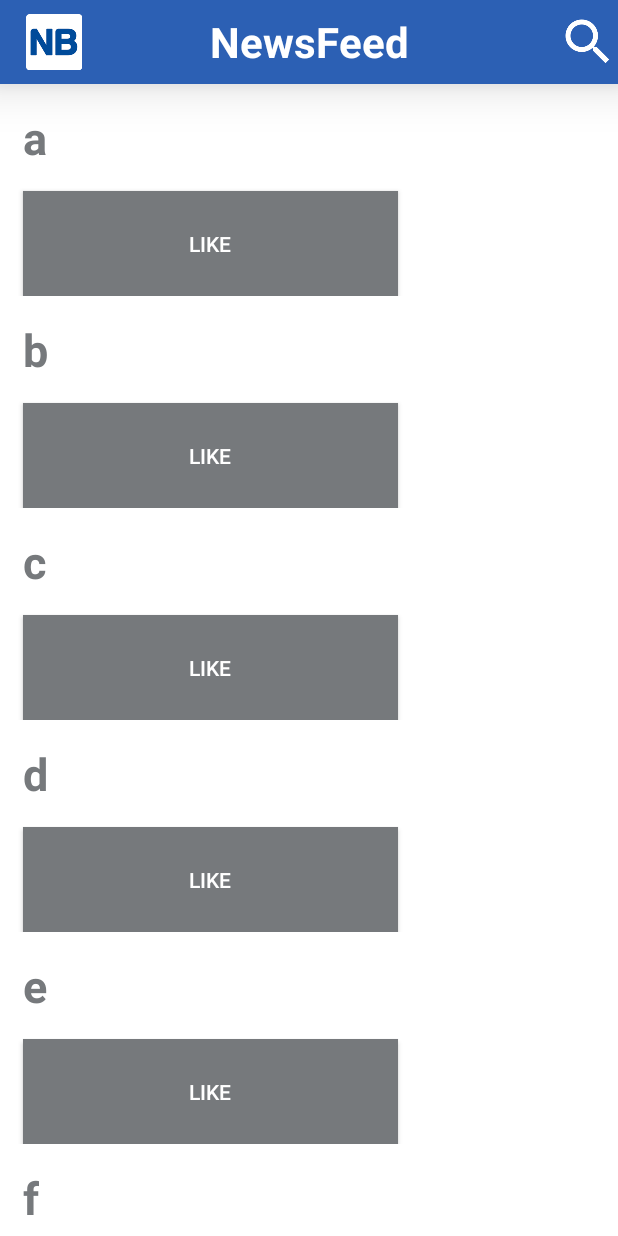
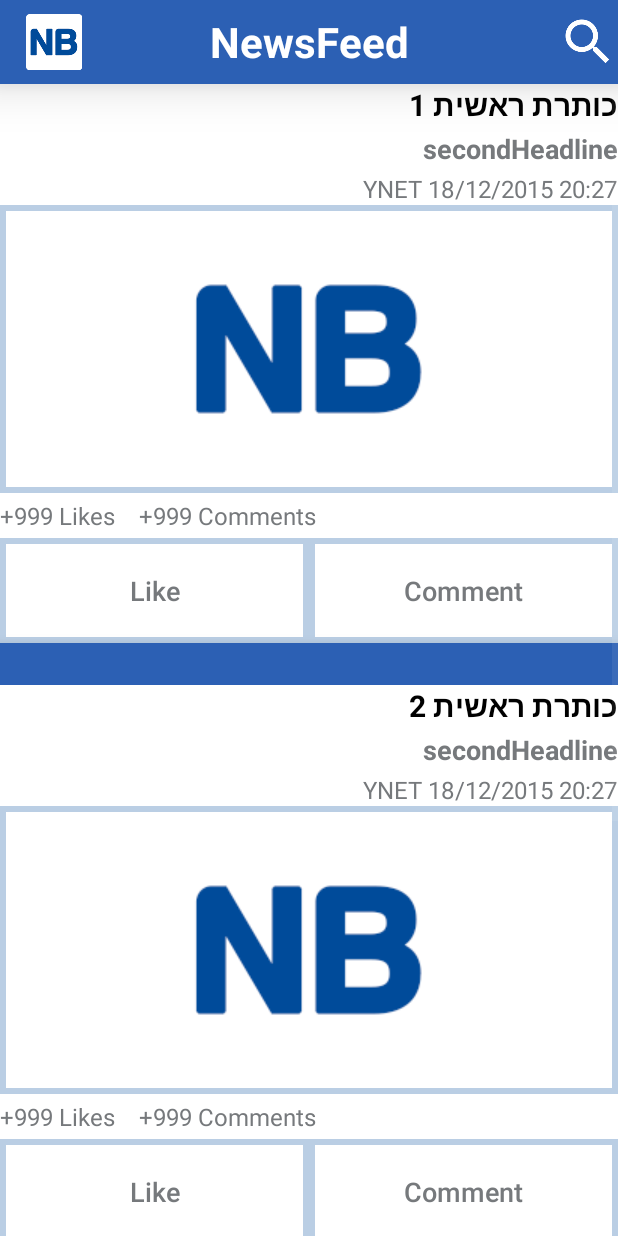
Before and after one commit to JustSkillZ/NewzBayClient, an Android app: the newsfeed screen opened directly, with no data from a screen before it, on a phone screen of 412 x 824 dp. Run offline under Robolectric (Android 15) with nearby library versions, the phone set to English and light mode, and no system bars.

Commit message:
Added a lot of new stuff

```diff
--- a/app/src/main/java/magshimim/newzbay/Article.java
+++ b/app/src/main/java/magshimim/newzbay/Article.java
@@ -1,5 +1,63 @@
 package magshimim.newzbay;
 
+import android.graphics.Bitmap;
+import android.graphics.drawable.BitmapDrawable;
+import android.graphics.drawable.Drawable;
+
+import java.util.Date;
+
 public class Article {
-    private String name;
+    private String subject;
+    private String mainHeadline;
+    private String secondHeadline;
+    private Drawable picture;
+    private Date date;
+    private String siteName;
+    private String url;
+
+    public Article(String subject, String mainHeadline, String secondHeadline, Drawable picture, Date date, String siteName, String url)
+    {
+        this.subject = subject;
+        this.mainHeadline = mainHeadline;
+        this.secondHeadline = secondHeadline;
+        this.picture = picture;
+        this.date = date;
+        this.siteName = siteName;
+        this.url = url;
+    }
+
+    public String getSubject()
+    {
+        return this.subject;
+    }
+
+    public String getMainHeadline()
+    {
+        return this.mainHeadline;
+    }
+
+    public String getSecondHeadline()
+    {
+        return this.secondHeadline;
+    }
+
+    public Drawable getPicture()
+    {
+        return this.picture;
+    }
+
+    public Date getDate()
+    {
+        return this.date;
+    }
+
+    public String getSiteName()
+    {
+        return this.siteName;
+    }
+
+    public String getUrl()
+    {
+        return this.url;
+    }
 }
--- a/app/src/main/java/magshimim/newzbay/ArticleAdapter.java
+++ b/app/src/main/java/magshimim/newzbay/ArticleAdapter.java
@@ -1,29 +1,71 @@
 package magshimim.newzbay;
 
 import android.content.Context;
+import android.content.Intent;
+import android.net.Uri;
 import android.view.LayoutInflater;
 import android.view.View;
 import android.view.ViewGroup;
 import android.widget.ArrayAdapter;
+import android.widget.Button;
+import android.widget.ImageButton;
+import android.widget.LinearLayout;
+import android.widget.ListView;
 import android.widget.TextView;
+import android.widget.Toast;
 
 import java.util.Vector;
 
-public class ArticleAdapter  extends ArrayAdapter<String>{
+public class ArticleAdapter  extends ArrayAdapter<Article>{
 
-    //private Vector<Article> articles;
+    private ListView listView;
+    private Vector<Article> articles;
+    private Context context;
+    private Button like;
+    private Button comment;
+    private ImageButton picture;
 
-    public ArticleAdapter(Context context, String[] values) {
+    public ArticleAdapter(Context context, Vector<Article> values) {
         super(context, R.layout.listview_articles, values);
+        articles = values;
+        this.context = context;
     }
 
     @Override
     public View getView(int position, View convertView, ViewGroup parent) {
         LayoutInflater layoutInflater = LayoutInflater.from(getContext());
         View view = layoutInflater.inflate(R.layout.listview_articles, parent, false);
-        String letter = getItem(position);
-        TextView textView1 = (TextView) view.findViewById(R.id.textView1);
-        textView1.setText(letter);
+        TextView mainHeadline = (TextView) view.findViewById(R.id.tv_mainHeadline);
+        mainHeadline.setText(articles.elementAt(position).getMainHeadline());
+        like = (Button) view.findViewById(R.id.btn_like);
+        like.setOnClickListener(new View.OnClickListener() {
+            @Override
+            public void onClick(View v) {
+                like = (Button) v.findViewById(R.id.btn_like);
+                if(like.getText().equals("Like"))
+                {
+                    like.setText("Unlike");
+                }
+                else if(like.getText().equals("Unlike"))
+                {
+                    like.setText("Like");
+                }
+            }
+        });
+        picture = (ImageButton) view.findViewById(R.id.ib_picture);
+        picture.setOnClickListener(new View.OnClickListener() {
+            @Override
+            public void onClick(View v) {
+                View parentRow = (View) v.getParent();
+                listView = (ListView) parentRow.getParent();
+                int position = listView.getPositionForView(parentRow);
+                Intent intent = new Intent();
+                intent.setAction(Intent.ACTION_VIEW);
+                intent.addCategory(Intent.CATEGORY_BROWSABLE);
+                intent.setData(Uri.parse(articles.elementAt(position).getUrl()));
+                context.startActivity(intent);
+            }
+        });
         return view;
     }
 }
--- a/app/src/main/java/magshimim/newzbay/newsfeed.java
+++ b/app/src/main/java/magshimim/newzbay/newsfeed.java
@@ -1,20 +1,20 @@
 package magshimim.newzbay;
 
-import android.graphics.Color;
 import android.os.Bundle;
+import android.support.v4.widget.SwipeRefreshLayout;
 import android.support.v7.app.AppCompatActivity;
-import android.view.View;
-import android.widget.AdapterView;
-import android.widget.ArrayAdapter;
-import android.widget.Button;
-import android.widget.LinearLayout;
 import android.widget.ListAdapter;
 import android.widget.ListView;
-import android.widget.Toast;
+import java.util.Vector;
+import android.os.Handler;
 
 public class newsfeed extends AppCompatActivity {
 
     private android.support.v7.widget.Toolbar toolbar_main;
+    private ListAdapter listadapter;
+    private SwipeRefreshLayout refreshList;
+    private ListView listView_article;
+    private Handler handler = new Handler();
 
     @Override
     protected void onCreate(Bundle savedInstanceState) {
@@ -23,35 +23,37 @@ public class newsfeed extends AppCompatActivity {
         toolbar_main = (android.support.v7.widget.Toolbar) findViewById(R.id.toolbar_main);
         setSupportActionBar(toolbar_main);
         getSupportActionBar().setDisplayShowTitleEnabled(false);
-        String[] abc = {"a", "b", "c", "d", "e", "f", "g", "h", "i", "j", "k", "l", "m", "n", "o", "p"};
-        ListAdapter listadapter = new ArticleAdapter(this, abc);
-        ListView listView_article = (ListView) findViewById(R.id.listView_articles);
+        Vector<Article> articles = new Vector<Article>();
+        articles.add(new Article("Subject", "כותרת ראשית 1", "Second Headline", null, null, "Site", "http://www.ynet.co.il/articles/0,7340,L-4740637,00.html"));
+        articles.add(new Article("Subject", "כותרת ראשית 2", "Second Headline", null, null, "Site", "http://www.google.co.il"));
+        articles.add(new Article("Subject", "כותרת ראשית 3", "Second Headline", null, null, "Site", "http://www.facebook.com"));
+        listadapter = new ArticleAdapter(this, articles);
+        listView_article = (ListView) findViewById(R.id.listView_articles);
         listView_article.setAdapter(listadapter);
-        listView_article.setOnItemClickListener(new AdapterView.OnItemClickListener() {
+        refreshList = (SwipeRefreshLayout) findViewById(R.id.refresh_ListView);
+        refreshList.setOnRefreshListener(new SwipeRefreshLayout.OnRefreshListener() {
             @Override
-            public void onItemClick(AdapterView<?> adapterView, View view, int position, long id) {
-                String selectedArticle = "You selected " + String.valueOf(adapterView.getItemAtPosition(position));
-                Toast.makeText(newsfeed.this, selectedArticle, Toast.LENGTH_SHORT).show();
+            public void onRefresh() {
+                handler.post(refreshListView);
             }
         });
+        refreshList.setColorSchemeResources(R.color.nb,
+                android.R.color.holo_orange_light,
+                android.R.color.holo_green_light,
+                android.R.color.holo_red_light);
     }
 
-    public void likeClickHandler(View v)
-    {
-            //get the row the clicked button is in
-        LinearLayout vwParentRow = (LinearLayout)v.getParent();
+    private final Runnable refreshListView = new Runnable(){
+        public void run(){
+            Vector<Article> articles = new Vector<Article>();
+            articles.add(new Article("Subject", "כותרת ראשית 1", "Second Headline", null, null, "Site", "http://www.ynet.co.il/articles/0,7340,L-4740637,00.html"));
+            articles.add(new Article("Subject", "כותרת ראשית 2", "Second Headline", null, null, "Site", "http://www.google.co.il"));
+            articles.add(new Article("Subject", "כותרת ראשית 3", "Second Headline", null, null, "Site", "http://www.facebook.com"));
+            articles.add(new Article("Subject", "כותרת ראשית 4", "Second Headline", null, null, "Site", "http://www.youtube.com"));
 
-        Button button = (Button)vwParentRow.getChildAt(1);
-        if(button.getText().equals("Like"))
-        {
-            button.setText("Unlike");
+            listadapter = new ArticleAdapter(newsfeed.this, articles);
+            listView_article.setAdapter(listadapter);
+            refreshList.setRefreshing(false);
         }
-        if(button.getText().equals("UnLike"))
-        {
-            button.setText("Like");
-        }
-        int c = getResources().getColor(R.color.nb);
-        vwParentRow.setBackgroundColor(c);
-        vwParentRow.refreshDrawableState();
-    }
+    };
 }
--- /dev/null
+++ b/app/src/main/res/drawable/buttonborder.xml
@@ -0,0 +1,7 @@
+<?xml version="1.0" encoding="utf-8"?>
+<shape xmlns:android="http://schemas.android.com/apk/res/android"
+    android:shape="rectangle">
+    <gradient android:startColor="#FFFFFF"
+        android:endColor="@color/white"/>
+    <stroke android:width="6px" android:color="#bacee4" />
+</shape>
--- a/app/src/main/res/layout/activity_newsfeed.xml
+++ b/app/src/main/res/layout/activity_newsfeed.xml
@@ -3,13 +3,17 @@
     android:layout_width="match_parent"
     android:layout_height="match_parent"
     xmlns:app="http://schemas.android.com/apk/res-auto"
-    android:background="@color/black"
+    android:background="@color/white"
     android:orientation="vertical">
 
     <include
         android:id="@+id/toolbar_main"
         layout="@layout/toolbar_main">
     </include>
+    <android.support.v4.widget.SwipeRefreshLayout
+        android:layout_width="match_parent"
+        android:layout_height="wrap_content"
+        android:id="@+id/refresh_ListView">
 
         <ListView
             android:layout_width="match_parent"
@@ -17,6 +21,7 @@
             android:id="@+id/listView_articles"
             android:divider="@null">
         </ListView>
+    </android.support.v4.widget.SwipeRefreshLayout>
 
 
 </LinearLayout>
--- a/app/src/main/res/layout/listview_articles.xml
+++ b/app/src/main/res/layout/listview_articles.xml
@@ -2,28 +2,118 @@
 <LinearLayout xmlns:android="http://schemas.android.com/apk/res/android"
     android:layout_width="match_parent"
     android:layout_height="match_parent"
+    android:background="@color/white"
     android:orientation="vertical"
-    android:background="@color/white"
-    android:layout_gravity="left">
+    android:layout_gravity="left"
+    android:weightSum="1">
 
     <TextView
         android:layout_width="wrap_content"
         android:layout_height="wrap_content"
-        android:id="@+id/textView1"
-        android:textSize="30sp"
+        android:text="mainHeadline"
         android:textStyle="bold"
+        android:textSize="20dp"
+        android:textColor="@color/black"
+        android:id="@+id/tv_mainHeadline"
+        android:layout_gravity="right"
+        android:gravity="center"/>
+
+    <TextView
+        android:layout_width="wrap_content"
+        android:layout_height="wrap_content"
+        android:text="secondHeadline"
+        android:layout_marginTop="3dp"
+        android:textSize="18sp"
         android:textColor="@color/grey"
-        android:padding="15dp"
-        android:layout_gravity="left"/>
+        android:textStyle="bold"
+        android:id="@+id/tv_secondHeadline"
+        android:layout_gravity="right"
+        android:gravity="center"/>
 
-    <Button
-        android:layout_width="250dp"
-        android:layout_height="70dp"
-        android:id="@+id/btn_test"
-        android:background="@color/grey"
-        android:text="Like"
-        android:onClick="likeClickHandler"
-        android:textColor="@color/white"
-        android:layout_marginLeft="15dp"/>
+    <TextView
+        android:layout_width="wrap_content"
+        android:layout_height="wrap_content"
+        android:text="YNET 18/12/2015 20:27"
+        android:layout_marginTop="3dp"
+        android:textSize="16sp"
+        android:textColor="@color/grey"
+        android:id="@+id/tv_DateAndSite"
+        android:layout_gravity="right"
+        android:gravity="center_horizontal"/>
+
+
+    <ImageButton
+        android:layout_width="match_parent"
+        android:layout_height="wrap_content"
+        android:maxHeight="360dp"
+        android:id="@+id/ib_picture"
+        android:onClick="openSite"
+        android:background="@drawable/buttonborder"
+        android:src="@drawable/nb_white"/>
+
+    <LinearLayout
+        android:layout_width="match_parent"
+        android:layout_height="wrap_content"
+        android:weightSum="1">
+        <TextView
+            android:layout_width="wrap_content"
+            android:layout_height="wrap_content"
+            android:id="@+id/tv_likes"
+            android:text="+999 Likes"
+            android:layout_marginBottom="4dp"
+            android:layout_marginTop="4dp"
+            android:textAllCaps="false"
+            android:textSize="16sp"
+            android:onClick="likeClickHandler"
+            android:saveEnabled="true"
+            android:textColor="@color/grey" />
+
+        <TextView
+            android:layout_width="wrap_content"
+            android:layout_height="wrap_content"
+            android:id="@+id/tv_comments"
+            android:text="    +999 Comments"
+            android:layout_marginTop="4dp"
+            android:layout_marginBottom="4dp"
+            android:textAllCaps="false"
+            android:textSize="16sp"
+            android:textColor="@color/grey"
+            android:layout_weight="0.32" />"
+    </LinearLayout>
+
+    <LinearLayout
+        android:layout_width="match_parent"
+        android:layout_height="wrap_content"
+        android:weightSum="2">
+
+        <Button
+            android:layout_width="match_parent"
+            android:layout_height="70dp"
+            android:layout_weight="1"
+            android:id="@+id/btn_like"
+            android:background="@drawable/buttonborder"
+            android:text="Like"
+            android:textAllCaps="false"
+            android:textSize="18sp"
+            android:saveEnabled="true"
+            android:textColor="@color/grey" />
+
+        <Button
+            android:layout_width="match_parent"
+            android:layout_height="70dp"
+            android:layout_weight="1"
+            android:id="@+id/btn_comment"
+            android:background="@drawable/buttonborder"
+            android:text="Comment"
+            android:textAllCaps="false"
+            android:textSize="18sp"
+            android:textColor="@color/grey"/>
+    </LinearLayout>
+
+    <ImageView
+        android:layout_width="match_parent"
+        android:layout_height="28dp"
+        android:background="@color/nb"
+        android:elevation="10dp"/>
 
 </LinearLayout>
--- a/app/src/main/res/values/styles.xml
+++ b/app/src/main/res/values/styles.xml
@@ -15,6 +15,8 @@
         <item name="colorAccent">@color/colorAccent</item>
         <item name="android:windowBackground">@color/nb</item>
         <item name="android:textColorPrimary">@color/white</item>
+        <item name="android:windowEnableSplitTouch">false</item>
+        <item name="android:splitMotionEvents">false</item>
     </style>
 
 
```
Lines whose indentation alone changed are shown as unchanged.
